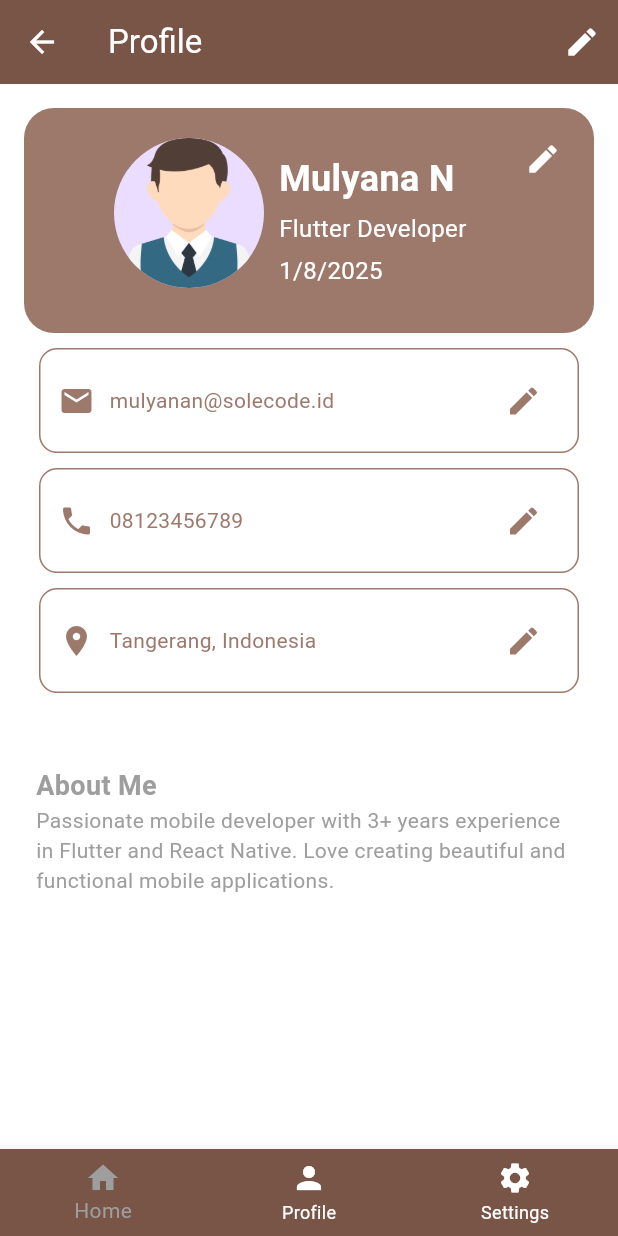
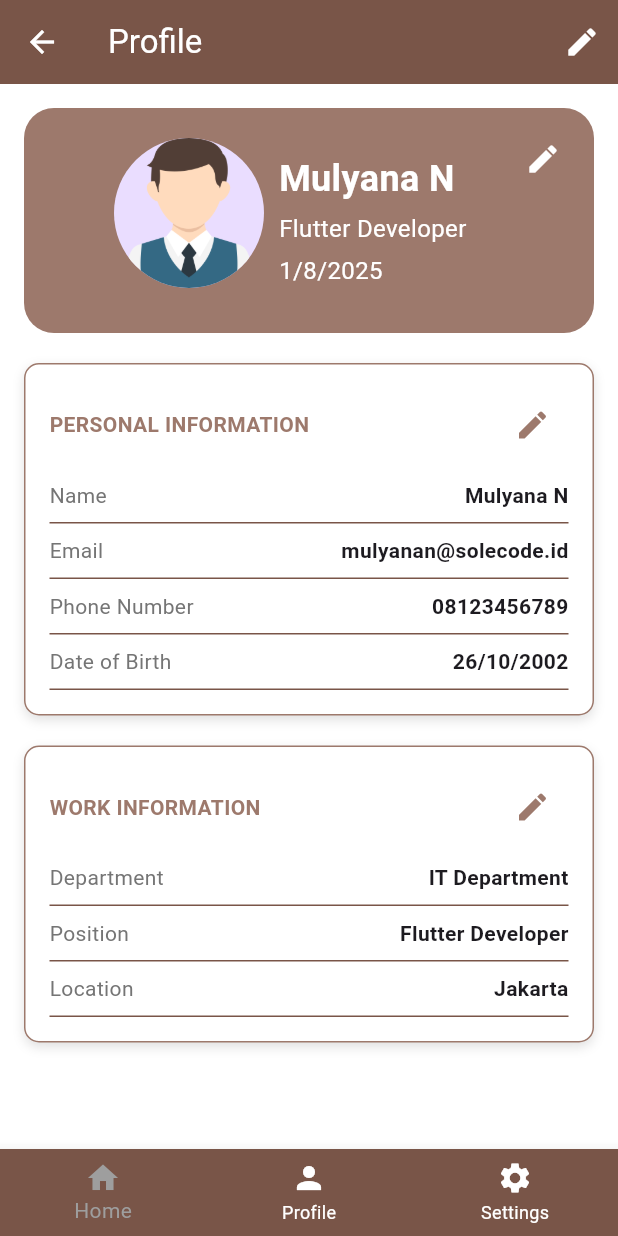
Before and after one commit to Myniv/hr_attendance_tracker, a Flutter app: the screen it shows after launch, on a phone screen of 412 x 824 dp. Run offline on Flutter 3.47's test engine with Material 3 defaults, Android fonts, the phone set to English and light mode, and no system bars.

Commit message:
Create personal and work information

```diff
--- a/lib/profile.dart
+++ b/lib/profile.dart
@@ -1,9 +1,12 @@
 class Profile {
   var name = "Mulyana N";
-  var profession = "Flutter Developer";
   var email = "mulyanan@solecode.id";
   var phone = "08123456789";
   var address = "Tangerang, Indonesia";
+  var dob = "26/10/2002";
+  var department = "IT Department";
+  var position = "Flutter Developer";
+  var location = "Jakarta";
   var bio =
       "Passionate mobile developer with 3+ years experience in Flutter and React Native. Love creating beautiful and functional mobile applications.";
 }
--- a/lib/profile_page.dart
+++ b/lib/profile_page.dart
@@ -49,8 +49,10 @@ class ProfilePage extends StatelessWidget {
                     ],
                   ),
                 ),
+                SizedBox(height: 20),
                 buildProfileInfo(),
-                buildProfileBio(),
+                SizedBox(height: 20),
+                buildLocationInfo(),
               ],
             ),
           ),
@@ -91,7 +93,7 @@ class ProfilePage extends StatelessWidget {
                   ),
                   SizedBox(height: 5),
                   Text(
-                    profile.profession,
+                    profile.position,
                     style: TextStyle(color: Colors.white, fontSize: 16),
                   ),
                   SizedBox(height: 5),
@@ -110,80 +112,103 @@ class ProfilePage extends StatelessWidget {
 
   Widget buildProfileInfo() {
     final profile = Profile();
-
-    Widget buildInfoBox(
-      IconData leadingIcon,
-      String text,
-      VoidCallback onEdit,
-    ) {
     return Container(
-        padding: EdgeInsets.symmetric(horizontal: 12, vertical: 10),
-        margin: EdgeInsets.only(bottom: 10),
+      padding: EdgeInsets.all(16),
       decoration: BoxDecoration(
+        color: Colors.white,
         border: Border.all(color: const Color.fromARGB(255, 157, 121, 108)),
-          borderRadius: BorderRadius.circular(12),
+        borderRadius: BorderRadius.circular(10),
+        boxShadow: [
+          BoxShadow(color: Colors.black12, blurRadius: 6, offset: Offset(0, 3)),
+        ],
       ),
-        child: Row(
+      child: Column(
+        crossAxisAlignment: CrossAxisAlignment.start,
         children: [
-            Icon(leadingIcon, color: const Color.fromARGB(255, 157, 121, 108)),
-            SizedBox(width: 10),
-            Expanded(
-              child: Text(
-                text,
+          Row(
+            mainAxisAlignment: MainAxisAlignment.spaceBetween,
+            children: [
+              Text(
+                'PERSONAL INFORMATION',
                 style: TextStyle(
+                  fontWeight: FontWeight.bold,
                   color: const Color.fromARGB(255, 157, 121, 108),
                 ),
               ),
-            ),
+
               IconButton(
                 icon: Icon(
                   Icons.edit,
                   color: const Color.fromARGB(255, 157, 121, 108),
                 ),
-              onPressed: onEdit,
+                onPressed: () {},
               ),
+            ],
+          ),
+          SizedBox(height: 5),
+          buildInfoRow('Name', profile.name),
+          buildInfoRow('Email', profile.email),
+          buildInfoRow('Phone Number', profile.phone),
+          buildInfoRow('Date of Birth', profile.dob),
+        ],
+      ),
+    );
+  }
+  Widget buildLocationInfo() {
+    final profile = Profile();
+    return Container(
+      padding: EdgeInsets.all(16),
+      decoration: BoxDecoration(
+        color: Colors.white,
+        border: Border.all(color: const Color.fromARGB(255, 157, 121, 108)),
+        borderRadius: BorderRadius.circular(10),
+        boxShadow: [
+          BoxShadow(color: Colors.black12, blurRadius: 6, offset: Offset(0, 3)),
+        ],
+      ),
+      child: Column(
+        crossAxisAlignment: CrossAxisAlignment.start,
+        children: [
+          Row(
+            mainAxisAlignment: MainAxisAlignment.spaceBetween,
+            children: [
+              Text(
+                'WORK INFORMATION',
+                style: TextStyle(
+                  fontWeight: FontWeight.bold,
+                  color: const Color.fromARGB(255, 157, 121, 108),
+                ),
+              ),
+
+              IconButton(
+                icon: Icon(
+                  Icons.edit,
+                  color: const Color.fromARGB(255, 157, 121, 108),
+                ),
+                onPressed: () {},
+              ),
+            ],
+          ),
+          SizedBox(height: 5),
+          buildInfoRow('Department', profile.department),
+          buildInfoRow('Position', profile.position),
+          buildInfoRow('Location', profile.location),
         ],
       ),
     );
   }
 
-    return Padding(
-      padding: const EdgeInsets.all(10.0),
-      child: Column(
+  Widget buildInfoRow(String label, String value) {
+    return Container(
+      padding: EdgeInsets.symmetric(vertical: 8),
+      decoration: BoxDecoration(
+        border: Border(bottom: BorderSide(color: Colors.brown)),
+      ),
+      child: Row(
+        mainAxisAlignment: MainAxisAlignment.spaceBetween,
         children: [
-          buildInfoBox(Icons.email, profile.email, () {
-            print("Edit email");
-          }),
-          buildInfoBox(Icons.phone, profile.phone, () {
-            print("Edit phone");
-          }),
-          buildInfoBox(Icons.location_on, profile.address, () {
-            print("Edit address");
-          }),
-        ],
-      ),
-    );
-  }
-
-  Widget buildProfileBio() {
-    final profile = Profile();
-
-    return Padding(
-      padding: EdgeInsets.all(8.0),
-      child: Column(
-        crossAxisAlignment: CrossAxisAlignment.start,
-        children: [
-          SizedBox(height: 5),
-          Padding(padding: EdgeInsets.all(8.0)),
-          Text(
-            "About Me",
-            style: TextStyle(
-              fontSize: 18,
-              color: Colors.grey,
-              fontWeight: FontWeight.bold,
-            ),
-          ),
-          Text(profile.bio, style: TextStyle(color: Colors.grey)),
+          Text(label, style: TextStyle(color: Colors.grey[600])),
+          Text(value, style: TextStyle(fontWeight: FontWeight.bold)),
         ],
       ),
     );
```
Lines whose indentation alone changed are shown as unchanged.
